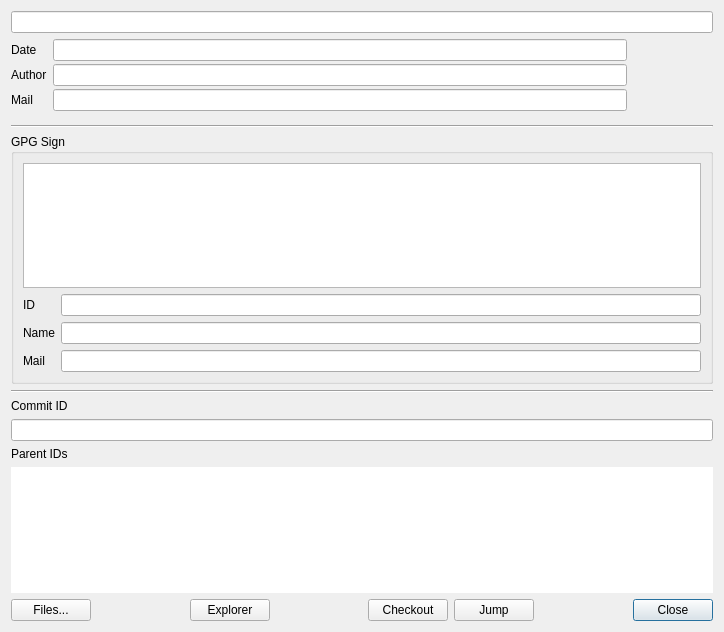
This is src/CommitPropertyDialog.ui in soramimi/Guitar as Qt 5 draws it before an edit. The edited form follows.
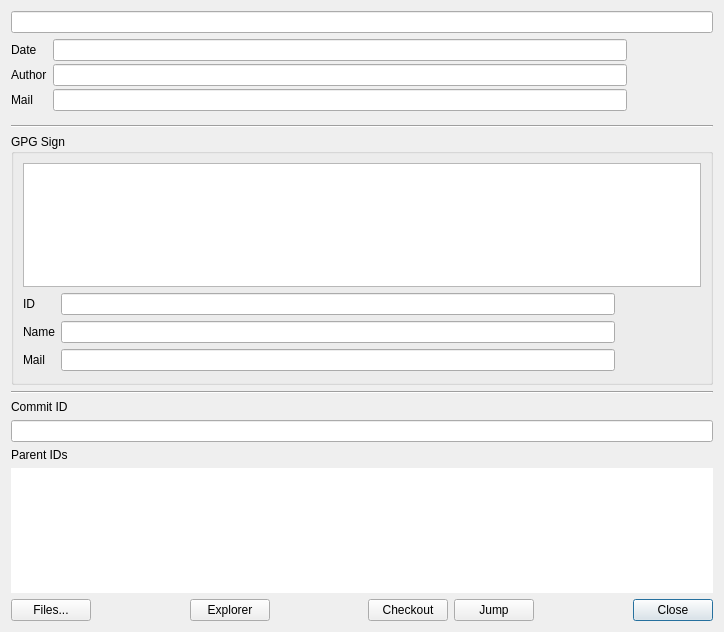
This is the edited form. Custom widgets are drawn as their Qt base class.

Commit message: GPG対応 (wip)

Diff of the .ui file:
```diff
--- a/src/CommitPropertyDialog.ui
+++ b/src/CommitPropertyDialog.ui
@@ -131,6 +131,8 @@
           </widget>
          </item>
          <item>
+          <layout class="QHBoxLayout" name="horizontalLayout_2">
+           <item>
           <layout class="QFormLayout" name="formLayout_2">
            <item row="0" column="0">
             <widget class="QLabel" name="label">
@@ -161,6 +163,18 @@
            </item>
            <item row="2" column="1">
             <widget class="ReadOnlyLineEdit" name="lineEdit_sign_mail"/>
+             </item>
+            </layout>
+           </item>
+           <item>
+            <widget class="SimpleImageWidget" name="widget_sign_avatar" native="true">
+             <property name="minimumSize">
+              <size>
+               <width>80</width>
+               <height>80</height>
+              </size>
+             </property>
+            </widget>
            </item>
           </layout>
          </item>
```
Lines whose indentation alone changed are shown as unchanged. The commit also changes 1 other file.
